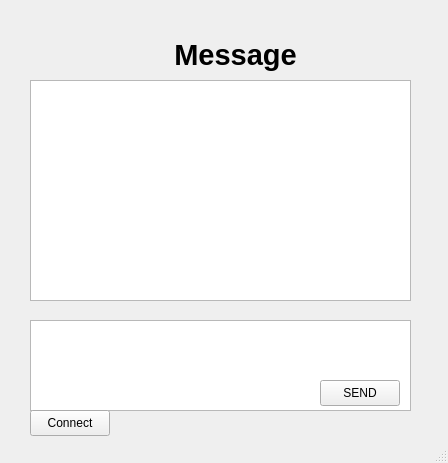
Qt form Client/client.ui (max-my/chatroom) before a commit.
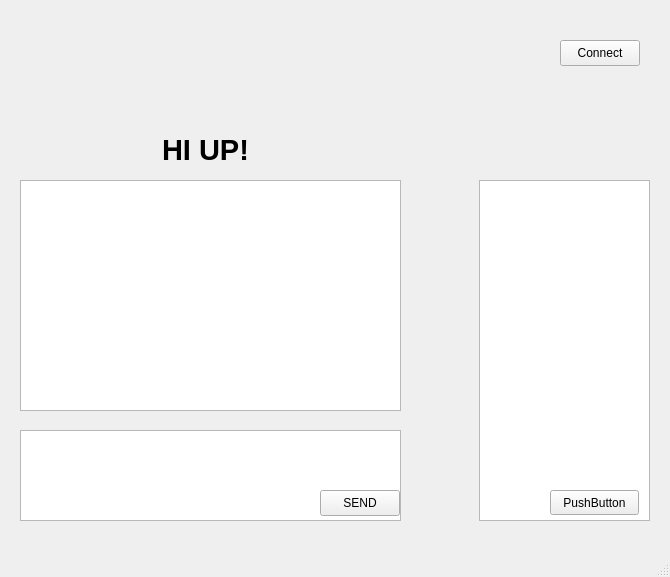
The same form after that commit.

The edit to the form file:
```diff
--- a/Client/client.ui
+++ b/Client/client.ui
@@ -6,39 +6,69 @@
    <rect>
     <x>0</x>
     <y>0</y>
-    <width>448</width>
-    <height>463</height>
+    <width>670</width>
+    <height>577</height>
    </rect>
   </property>
   <property name="windowTitle">
    <string>Client</string>
   </property>
   <widget class="QWidget" name="centralwidget">
+   <widget class="QStackedWidget" name="stackedWidget">
+    <property name="geometry">
+     <rect>
+      <x>0</x>
+      <y>100</y>
+      <width>671</width>
+      <height>451</height>
+     </rect>
+    </property>
+    <property name="currentIndex">
+     <number>1</number>
+    </property>
+    <widget class="QWidget" name="stackedWidgetPage1" native="true"/>
+    <widget class="QWidget" name="stackedWidgetPage2" native="true">
+     <widget class="QTextEdit" name="textEdit_log">
+      <property name="geometry">
+       <rect>
+        <x>20</x>
+        <y>80</y>
+        <width>381</width>
+        <height>231</height>
+       </rect>
+      </property>
+     </widget>
+     <widget class="QLabel" name="label">
+      <property name="geometry">
+       <rect>
+        <x>130</x>
+        <y>30</y>
+        <width>151</width>
+        <height>41</height>
+       </rect>
+      </property>
+      <property name="text">
+       <string>&lt;html&gt;&lt;head/&gt;&lt;body&gt;&lt;p align=&quot;center&quot;&gt;&lt;span style=&quot; font-size:22pt; font-weight:600;&quot;&gt;HI UP!&lt;/span&gt;&lt;/p&gt;&lt;/body&gt;&lt;/html&gt;</string>
+      </property>
+      <property name="textFormat">
+       <enum>Qt::RichText</enum>
+      </property>
+     </widget>
    <widget class="QTextEdit" name="textEdit_input">
     <property name="geometry">
      <rect>
-      <x>30</x>
-      <y>320</y>
+        <x>20</x>
+        <y>330</y>
       <width>381</width>
       <height>91</height>
      </rect>
     </property>
    </widget>
-   <widget class="QTextEdit" name="textEdit_log">
-    <property name="geometry">
-     <rect>
-      <x>30</x>
-      <y>80</y>
-      <width>381</width>
-      <height>221</height>
-     </rect>
-    </property>
-   </widget>
    <widget class="QPushButton" name="pbSend">
     <property name="geometry">
      <rect>
       <x>320</x>
-      <y>380</y>
+        <y>390</y>
       <width>80</width>
       <height>26</height>
      </rect>
@@ -47,27 +77,36 @@
      <string>SEND</string>
     </property>
    </widget>
-   <widget class="QLabel" name="label">
+     <widget class="QTableWidget" name="tableWidget">
     <property name="geometry">
      <rect>
-      <x>160</x>
-      <y>20</y>
-      <width>151</width>
-      <height>71</height>
+        <x>479</x>
+        <y>80</y>
+        <width>171</width>
+        <height>341</height>
+       </rect>
+      </property>
+     </widget>
+     <widget class="QPushButton" name="pushButton">
+      <property name="geometry">
+       <rect>
+        <x>550</x>
+        <y>390</y>
+        <width>89</width>
+        <height>25</height>
      </rect>
     </property>
     <property name="text">
-     <string>&lt;html&gt;&lt;head/&gt;&lt;body&gt;&lt;p align=&quot;center&quot;&gt;&lt;span style=&quot; font-size:22pt; font-weight:600;&quot;&gt;Message&lt;/span&gt;&lt;/p&gt;&lt;/body&gt;&lt;/html&gt;</string>
-    </property>
-    <property name="textFormat">
-     <enum>Qt::RichText</enum>
-    </property>
+       <string>PushButton</string>
+      </property>
+     </widget>
+    </widget>
    </widget>
    <widget class="QPushButton" name="pbConnect">
     <property name="geometry">
      <rect>
-      <x>30</x>
-      <y>410</y>
+      <x>560</x>
+      <y>40</y>
       <width>80</width>
       <height>26</height>
      </rect>
```
Lines whose indentation alone changed are shown as unchanged.
